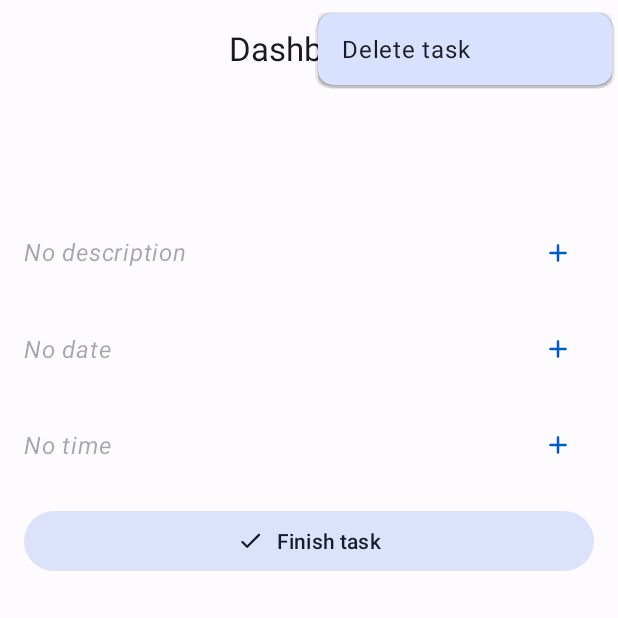
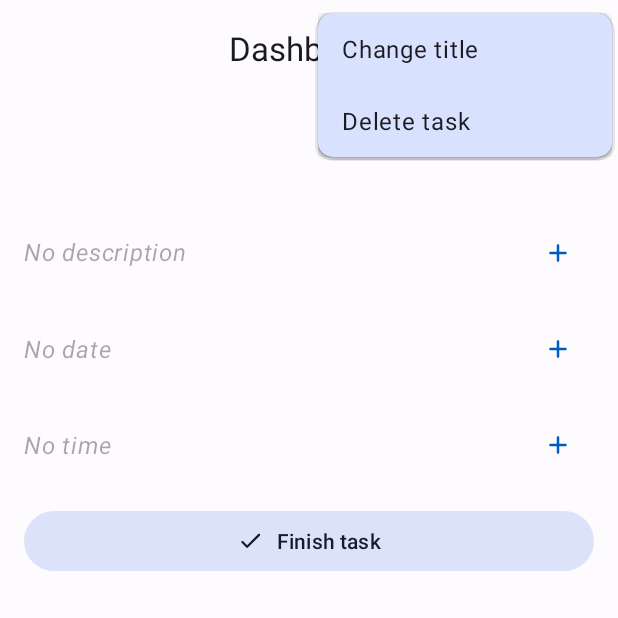
Before and after one commit to daniel-reinhold/todo-nxt-android, an Android app: the fragment TaskDetailFragment placed in its activity, with the options menu open, on a phone screen of 412 x 824 dp, the top half of it. Run offline under Robolectric (Android 15) with nearby library versions, the phone set to English and light mode, and no system bars; our stand-ins replace Dagger/Hilt's generated code, Room's generated code, data binding, navigation-ui; 2 statements that could not run were skipped.

Commit message:
Added possibility to update task title & delete tasks

```diff
--- a/app/src/main/res/layout/fragment_task_details.xml
+++ b/app/src/main/res/layout/fragment_task_details.xml
@@ -209,7 +209,7 @@
                 android:layout_width="match_parent"
                 android:layout_height="wrap_content"
                 android:layout_marginTop="16dp"
-                android:text="@string/finish_task"
+                android:text="@string/button_finish_task"
                 app:icon="@drawable/ic_check" />
 
         </LinearLayout>
--- a/app/src/main/res/menu/menu_task_details.xml
+++ b/app/src/main/res/menu/menu_task_details.xml
@@ -2,8 +2,11 @@
 <menu xmlns:android="http://schemas.android.com/apk/res/android">
 
     <item
+        android:id="@+id/itemChangeTitle"
+        android:title="@string/menu_item_change_title" />
+
+    <item
         android:id="@+id/itemDeleteTask"
-        android:icon="@drawable/ic_delete"
-        android:title="@string/delete_task" />
+        android:title="@string/menu_item_delete_task" />
 
 </menu>
--- a/app/src/main/res/values/strings.xml
+++ b/app/src/main/res/values/strings.xml
@@ -12,6 +12,8 @@
     <string name="okay_abbr">OK</string>
     <string name="save">Save</string>
     <string name="cancel">Cancel</string>
+    <string name="yes">Yes</string>
+    <string name="no">No</string>
 
     <string name="title_dashboard">Dashboard</string>
     <string name="title_tasks">Tasks</string>
@@ -34,10 +36,13 @@
     <string name="no_description">No description</string>
     <string name="no_date">No date</string>
     <string name="no_time">No time</string>
-    <string name="finish_task">Finish task</string>
-    <string name="delete_task">Delete task</string>
-    <string name="update_description">Description</string>
-
+    <string name="button_finish_task">Finish task</string>
+    <string name="menu_item_delete_task">Delete task</string>
+    <string name="menu_item_change_title">Change title</string>
+    <string name="dialog_title_update_title">Title</string>
+    <string name="dialog_title_update_description">Description</string>
+    <string name="dialog_title_delete_task">Delete task</string>
+    <string name="dialog_text_delete_task">Do you really want to delete the task \'%1$s\'?</string>
 
     <string name="content_description_icon_clock">Clock icon</string>
     <string name="content_description_icon_calendar">Calendar icon</string>
```
Also changed, not shown: app/src/main/java/de/todonxt/core/ui/components/ConfirmationDialog.kt (added, +73 -0 lines), app/src/main/java/de/todonxt/feature/task_details/presentation/TaskDetailFragment.kt (+36 -1 lines), app/src/main/java/de/todonxt/feature/task_details/presentation/TaskDetailsViewModel.kt (+25 -0 lines), app/src/main/res/layout/component_confirmation_dialog.xml (added, +51 -0 lines).
